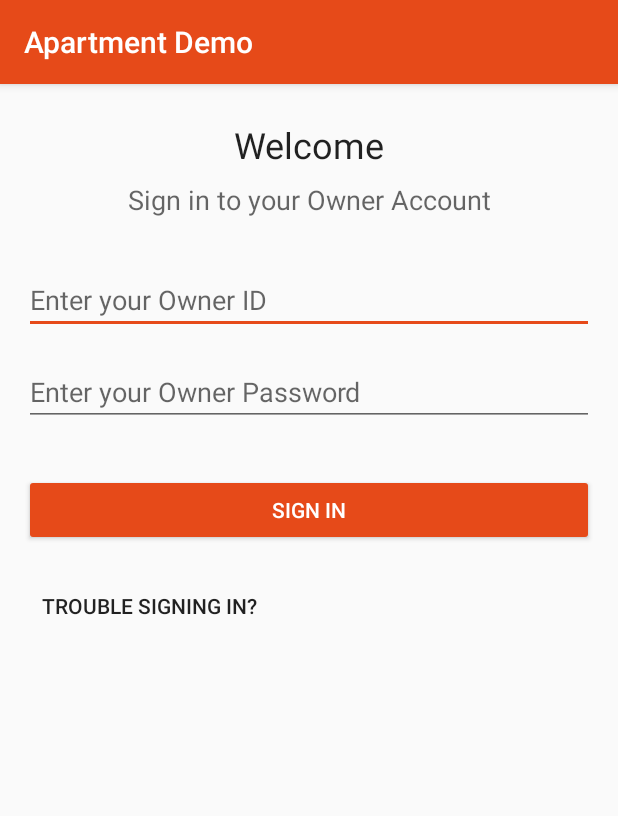
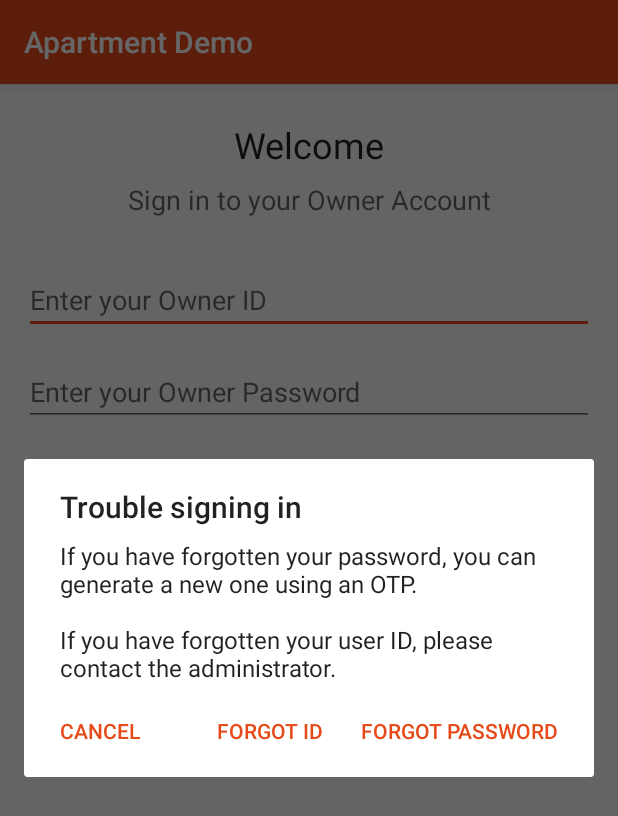
Before and after one commit to sivaperumal644/apartmentDB, an Android app: the OwnerLoginActivity screen opened directly, with no data from a screen before it, after a tap on "TROUBLE SIGNING IN?", on a phone screen of 412 x 824 dp. Shown: the top 816 px of the screen. Run offline under Robolectric (Android 15) with nearby library versions, the phone set to English and light mode, and no system bars.

Commit message:
Added alerts

```diff
--- a/app/src/main/java/com/example/roshan/apartmentdemo/OwnerLoginActivity.java
+++ b/app/src/main/java/com/example/roshan/apartmentdemo/OwnerLoginActivity.java
@@ -1,5 +1,7 @@
 package com.example.roshan.apartmentdemo;
 
+import android.content.DialogInterface;
+import android.support.v7.app.AlertDialog;
 import android.support.v7.app.AppCompatActivity;
 import android.os.Bundle;
 import android.view.View;
@@ -18,6 +20,38 @@ public class OwnerLoginActivity extends AppCompatActivity {
     }
 
     public void handleTroubleSigningIn(View view) {
-        Toast.makeText(this, "This action calls the trouble signing in method.", Toast.LENGTH_SHORT).show();
+        new AlertDialog.Builder(this).setMessage("If you have forgotten your password, you can generate a new one using an OTP.\n\nIf you have forgotten your user ID, please contact the administrator.")
+                .setTitle("Trouble signing in")
+                .setPositiveButton(
+                        "Forgot Password",
+                        new DialogInterface.OnClickListener() {
+                            @Override
+                            public void onClick(DialogInterface dialog, int which) {
+                                Toast.makeText(OwnerLoginActivity.this, "Assume that OTP is sent to your registered mobile number", Toast.LENGTH_LONG).show();
+                            }
+                        }
+                )
+                .setNegativeButton(
+                        "Forgot ID",
+                        new DialogInterface.OnClickListener() {
+                            @Override
+                            public void onClick(DialogInterface dialog, int which) {
+                                Toast.makeText(OwnerLoginActivity.this, "Please contact your administrator for help.", Toast.LENGTH_LONG).show();
+                            }
+                        }
+                )
+                .setNeutralButton(
+                        "Cancel",
+                        new DialogInterface.OnClickListener() {
+                            @Override
+                            public void onClick(DialogInterface dialog, int which) {
+                                dialog.cancel();
+                            }
+                        }
+                ).setCancelable(false).create().show();
     }
+
+
 }
+
+/* TODO: Need to implement back button in the action bar for this activity dude, so that it will go back to Main Activity. */
```
Also changed, not shown: app/src/main/java/com/example/roshan/apartmentdemo/TenantLoginActivity.java (+23 -1 lines).
